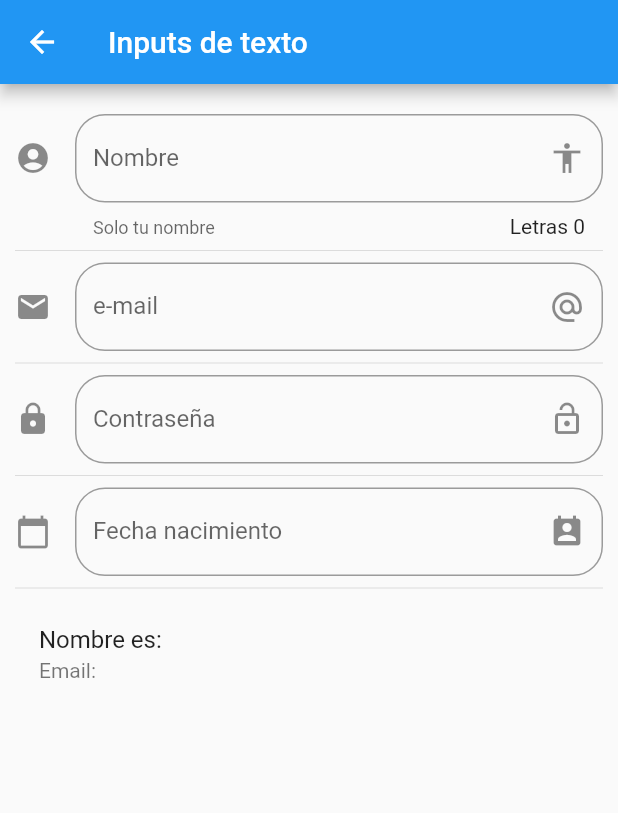
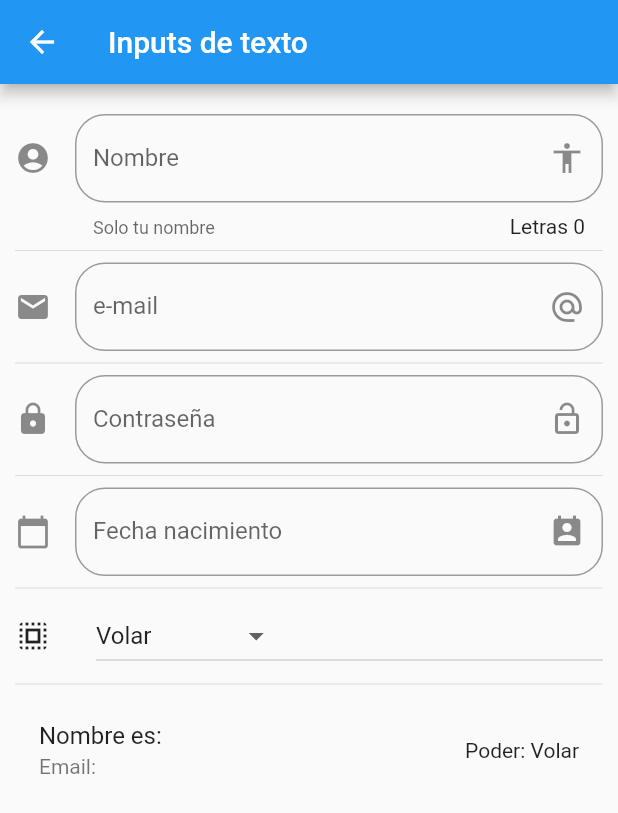
Before and after one commit to jalfonsosuarez/Flutter-Componentes, a Flutter app: the InputPage screen opened by its route, on a phone screen of 412 x 824 dp. Shown: the top 813 px of the screen. Run offline on Flutter 3.47's test engine with Material 2 defaults, Android fonts, the phone set to English and light mode, and no system bars.

```diff
--- a/lib/src/pages/input_page.dart
+++ b/lib/src/pages/input_page.dart
@@ -13,6 +13,9 @@ class _InputPageState extends State<InputPage> {
   String _email     = '';
   String _password  = '';
   String _fecha     = '';
+  String _opcionSel = 'Volar';
+
+  List<String> _poderes = [ 'Volar', 'Rayos X', 'Super Aliento', 'Super Fuerza' ];
 
   TextEditingController _inputFieldDateController = new TextEditingController();
 
@@ -32,6 +35,8 @@ class _InputPageState extends State<InputPage> {
           _crearPassword(),
           Divider(),
           _crearFecha( context ),
+          Divider(),
+          _crearDropDown(),
           Divider(),
           _crearPersona(),
         ],
@@ -160,11 +165,50 @@ class _InputPageState extends State<InputPage> {
 
   }
 
+  List<DropdownMenuItem<String>> getOpcionesDropDown() {
+
+    List<DropdownMenuItem<String>> lista = new List();
+
+    _poderes.forEach( (poder) {
+      lista.add( DropdownMenuItem(
+        child: Text( poder ),
+        value: poder,)
+      );
+    });
+
+    return lista;
+
+  }
+
+  Widget _crearDropDown() {
+
+    return Row(
+      children: <Widget>[
+        Icon(Icons.select_all),
+        SizedBox(width: 30.0),
+        Expanded(
+          child: DropdownButton(
+            value: _opcionSel,
+            items: getOpcionesDropDown(),
+            onChanged: (opt) {
+              setState(() {
+                _opcionSel = opt;
+              });
+            },
+          ),
+        )
+      ],
+
+    );
+
+  }
+
   Widget _crearPersona() {
 
     return ListTile(
       title: Text( 'Nombre es: $_nombre' ),
       subtitle: Text( 'Email: $_email'),
+      trailing: Text( 'Poder: $_opcionSel')
     );
 
   }
```
